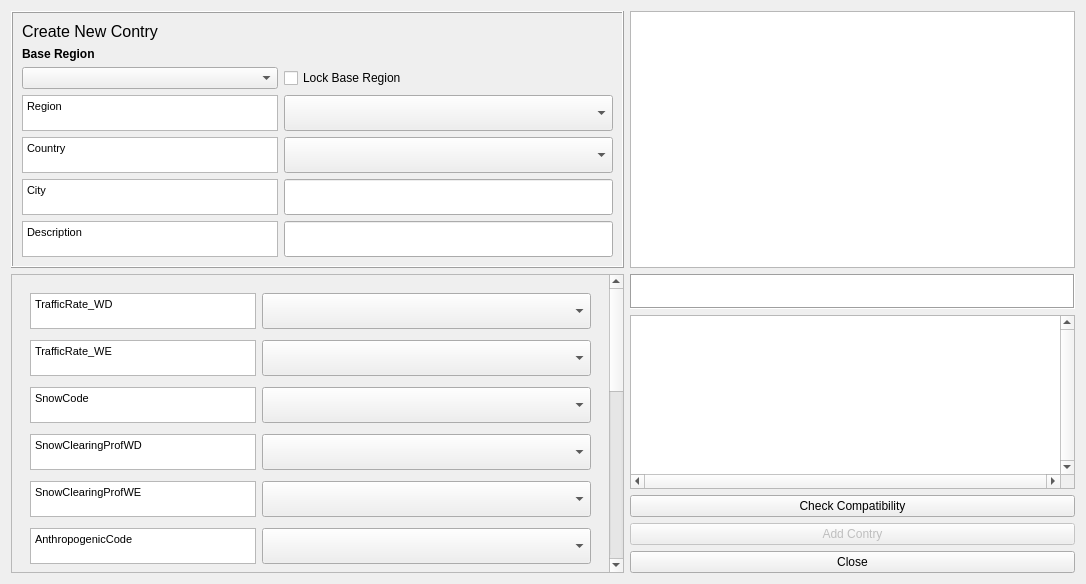
Before: the Qt Designer form tabs/urban_country_creator_tab.ui in gusbacos/suews_database_manager, drawn with Qt 5.
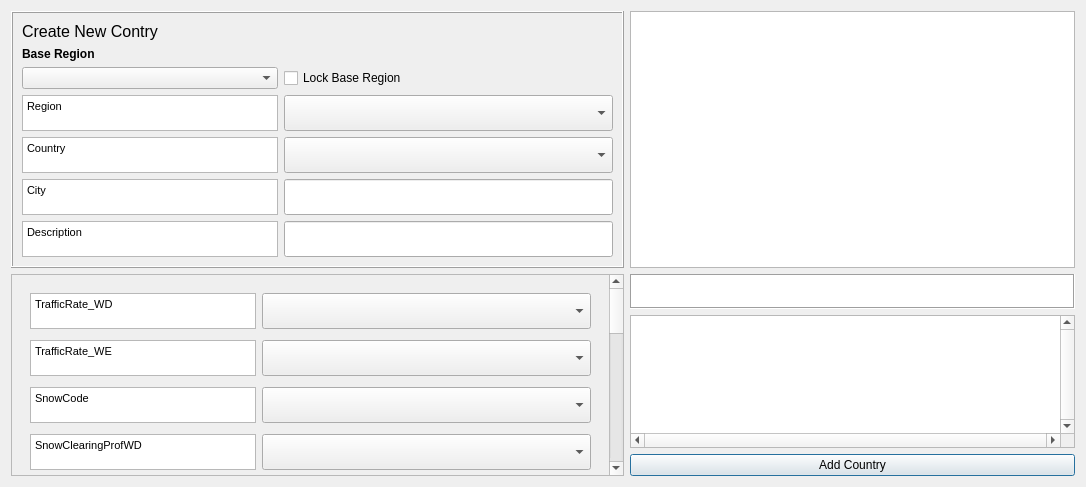
After: the same form once the commit is applied. Custom widgets are drawn as their Qt base class.

Diff of the .ui file:
```diff
--- a/tabs/urban_country_creator_tab.ui
+++ b/tabs/urban_country_creator_tab.ui
@@ -7,7 +7,7 @@
     <x>0</x>
     <y>0</y>
     <width>1086</width>
-    <height>584</height>
+    <height>487</height>
    </rect>
   </property>
   <property name="maximumSize">
@@ -428,7 +428,7 @@
              <string>&lt;!DOCTYPE HTML PUBLIC &quot;-//W3C//DTD HTML 4.0//EN&quot; &quot;http://www.w3.org/TR/REC-html40/strict.dtd&quot;&gt;
 &lt;html&gt;&lt;head&gt;&lt;meta name=&quot;qrichtext&quot; content=&quot;1&quot; /&gt;&lt;style type=&quot;text/css&quot;&gt;
 p, li { white-space: pre-wrap; }
-&lt;/style&gt;&lt;/head&gt;&lt;body style=&quot; font-family:'MS Shell Dlg 2'; font-size:8.25pt; font-weight:400; font-style:normal;&quot;&gt;
+&lt;/style&gt;&lt;/head&gt;&lt;body style=&quot; font-family:'MS Shell Dlg 2'; font-size:9.75pt; font-weight:400; font-style:normal;&quot;&gt;
 &lt;p style=&quot; margin-top:0px; margin-bottom:0px; margin-left:0px; margin-right:0px; -qt-block-indent:0; text-indent:0px;&quot;&gt;&lt;span style=&quot; font-size:8pt;&quot;&gt;SnowClearingProfWE&lt;/span&gt;&lt;/p&gt;&lt;/body&gt;&lt;/html&gt;</string>
             </property>
            </widget>
@@ -699,7 +699,7 @@
              <string>&lt;!DOCTYPE HTML PUBLIC &quot;-//W3C//DTD HTML 4.0//EN&quot; &quot;http://www.w3.org/TR/REC-html40/strict.dtd&quot;&gt;
 &lt;html&gt;&lt;head&gt;&lt;meta name=&quot;qrichtext&quot; content=&quot;1&quot; /&gt;&lt;style type=&quot;text/css&quot;&gt;
 p, li { white-space: pre-wrap; }
-&lt;/style&gt;&lt;/head&gt;&lt;body style=&quot; font-family:'MS Shell Dlg 2'; font-size:8.25pt; font-weight:400; font-style:normal;&quot;&gt;
+&lt;/style&gt;&lt;/head&gt;&lt;body style=&quot; font-family:'MS Shell Dlg 2'; font-size:9.75pt; font-weight:400; font-style:normal;&quot;&gt;
 &lt;p style=&quot; margin-top:0px; margin-bottom:0px; margin-left:0px; margin-right:0px; -qt-block-indent:0; text-indent:0px;&quot;&gt;&lt;span style=&quot; font-size:8pt;&quot;&gt;AnthropogenicCode&lt;/span&gt;&lt;/p&gt;&lt;/body&gt;&lt;/html&gt;</string>
             </property>
            </widget>
@@ -1052,27 +1052,13 @@
    </item>
    <item row="3" column="1">
     <layout class="QGridLayout" name="gridLayout_8">
-     <item row="1" column="0">
+     <item row="0" column="0">
       <widget class="QPushButton" name="pushButtonGen">
        <property name="enabled">
-        <bool>false</bool>
+        <bool>true</bool>
        </property>
        <property name="text">
-        <string>Add Contry</string>
-       </property>
-      </widget>
-     </item>
-     <item row="2" column="0">
-      <widget class="QPushButton" name="pushButtonCancel">
-       <property name="text">
-        <string>Close</string>
-       </property>
-      </widget>
-     </item>
-     <item row="0" column="0">
-      <widget class="QPushButton" name="pushButtonCheck">
-       <property name="text">
-        <string>Check Compatibility</string>
+        <string>Add Country</string>
        </property>
       </widget>
      </item>
```
Left out of the diff: 52 changed lines with no effect on the pictures.
